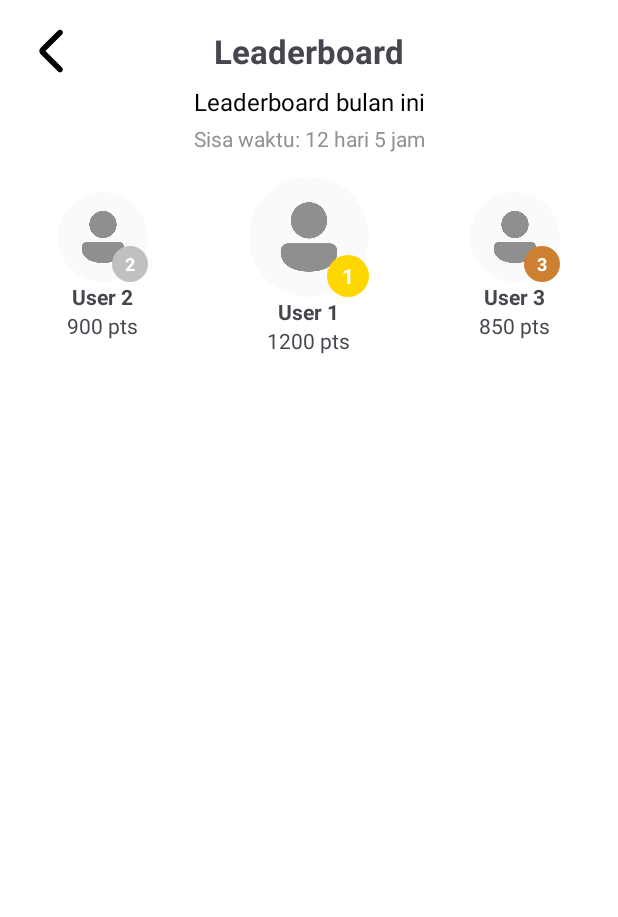
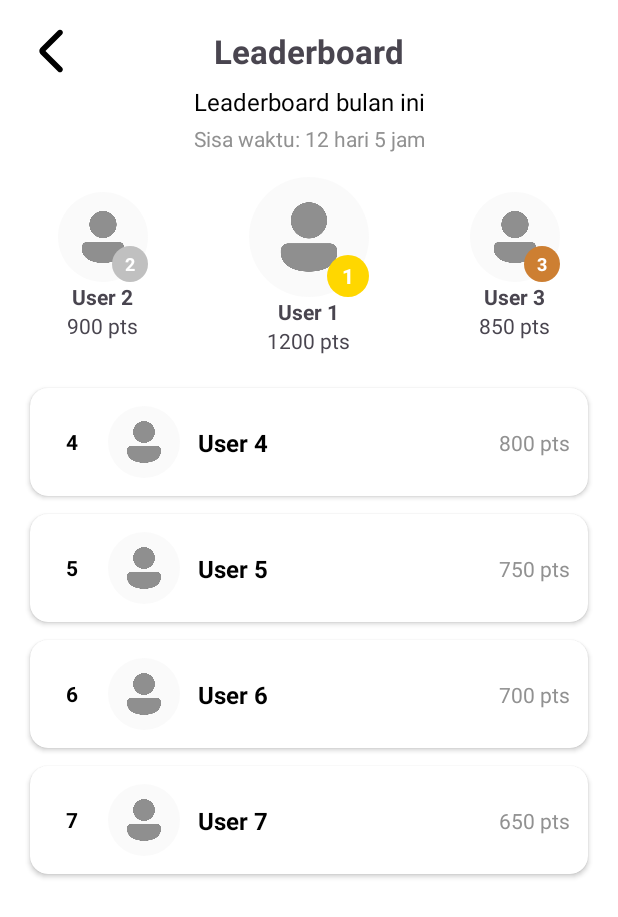
Before and after one commit to hanifalfaqih/GreenBin-FIT2025, an Android app: the LeaderboardActivity screen opened directly, with no data from a screen before it, on a phone screen of 412 x 824 dp. Shown: the top 917 px of the screen. Run offline under Robolectric (Android 15) with nearby library versions, the phone set to English and light mode, and no system bars.

Commit message:
feat: Refactor leaderboard feature and add badge display
Moved LeaderboardActivity to ui.leaderboard package and updated manifest and layout references accordingly. Added ListLeaderboardAdapter and leaderboard_item_card layout for displaying leaderboard items. Updated HomeFragment to display user badges with new drawable resources. Renamed RecyclerView id in activity_leaderboard.xml and cleaned up unused imports in LeaderboardRepository.

```diff
--- a/app/src/main/AndroidManifest.xml
+++ b/app/src/main/AndroidManifest.xml
@@ -21,7 +21,7 @@
         android:supportsRtl="true"
         android:theme="@style/Theme.GreenBinFIT2025">
         <activity
-            android:name=".LeaderboardActivity"
+            android:name=".ui.leaderboard.LeaderboardActivity"
             android:exported="false" />
         <activity
             android:name=".SplashActivity"
--- a/app/src/main/java/id/hanifalfaqih/greenbin_fit2025/LeaderboardActivity.kt
+++ /dev/null
@@ -1,14 +0,0 @@
-package id.hanifalfaqih.greenbin_fit2025
-
-import android.os.Bundle
-import androidx.activity.enableEdgeToEdge
-import androidx.appcompat.app.AppCompatActivity
-import androidx.core.view.ViewCompat
-import androidx.core.view.WindowInsetsCompat
-
-class LeaderboardActivity : AppCompatActivity() {
-    override fun onCreate(savedInstanceState: Bundle?) {
-        super.onCreate(savedInstanceState)
-        setContentView(R.layout.activity_leaderboard)
-    }
-}
--- /dev/null
+++ b/app/src/main/java/id/hanifalfaqih/greenbin_fit2025/adapter/ListLeaderboardAdapter.kt
@@ -0,0 +1,43 @@
+package id.hanifalfaqih.greenbin_fit2025.adapter
+
+import android.view.LayoutInflater
+import android.view.ViewGroup
+import androidx.recyclerview.widget.DiffUtil
+import androidx.recyclerview.widget.ListAdapter
+import androidx.recyclerview.widget.RecyclerView
+import id.hanifalfaqih.greenbin_fit2025.databinding.LeaderboardItemCardBinding
+import id.hanifalfaqih.greenbin_fit2025.model.response.leaderboard.LeaderboardItem
+
+class ListLeaderboardAdapter :
+    ListAdapter<LeaderboardItem, ListLeaderboardAdapter.LeaderboardViewHolder>(LeaderboardComparator()) {
+
+    override fun onCreateViewHolder(parent: ViewGroup, viewType: Int): LeaderboardViewHolder {
+        val binding = LeaderboardItemCardBinding.inflate(
+            LayoutInflater.from(parent.context), parent, false
+        )
+        return LeaderboardViewHolder(binding)
+    }
+
+    inner class LeaderboardViewHolder(private val binding: LeaderboardItemCardBinding) :
+        RecyclerView.ViewHolder(binding.root) {
+        fun bind(data: LeaderboardItem, position: Int) {
+            binding.tvName.text = data.name
+            binding.tvPoints.text = "${data.total_points} pts"
+            binding.tvRank.text = (position + 4).toString() // Rank 1–3 tidak dimasukin ke rv
+        }
+    }
+
+    override fun onBindViewHolder(holder: LeaderboardViewHolder, position: Int) {
+        holder.bind(getItem(position), position)
+    }
+
+    class LeaderboardComparator : DiffUtil.ItemCallback<LeaderboardItem>() {
+        override fun areItemsTheSame(oldItem: LeaderboardItem, newItem: LeaderboardItem): Boolean {
+            return oldItem.name == newItem.name
+        }
+
+        override fun areContentsTheSame(oldItem: LeaderboardItem, newItem: LeaderboardItem): Boolean {
+            return oldItem == newItem
+        }
+    }
+}
--- a/app/src/main/java/id/hanifalfaqih/greenbin_fit2025/repository/LeaderboardRepository.kt
+++ b/app/src/main/java/id/hanifalfaqih/greenbin_fit2025/repository/LeaderboardRepository.kt
@@ -1,8 +1,6 @@
 package id.hanifalfaqih.greenbin_fit2025.repository
 
 import id.hanifalfaqih.greenbin_fit2025.model.response.leaderboard.LeaderboardResponse
-import id.hanifalfaqih.greenbin_fit2025.model.response.user.ProfileResponse
-import id.hanifalfaqih.greenbin_fit2025.network.service.AuthService
 import id.hanifalfaqih.greenbin_fit2025.network.service.LeaderboardService
 import id.hanifalfaqih.greenbin_fit2025.util.TokenManager
 import kotlinx.coroutines.flow.first
--- a/app/src/main/java/id/hanifalfaqih/greenbin_fit2025/ui/home/HomeFragment.kt
+++ b/app/src/main/java/id/hanifalfaqih/greenbin_fit2025/ui/home/HomeFragment.kt
@@ -5,11 +5,9 @@ import android.os.Bundle
 import android.view.LayoutInflater
 import android.view.View
 import android.view.ViewGroup
-import android.widget.TextView
 import androidx.fragment.app.Fragment
-import androidx.lifecycle.LifecycleOwner
-import androidx.lifecycle.ViewModelProvider
 import androidx.recyclerview.widget.LinearLayoutManager
+import id.hanifalfaqih.greenbin_fit2025.R
 import id.hanifalfaqih.greenbin_fit2025.adapter.ListArticleAdapter
 import id.hanifalfaqih.greenbin_fit2025.databinding.FragmentHomeBinding
 import id.hanifalfaqih.greenbin_fit2025.ui.article.ArticleActivity
@@ -73,6 +71,17 @@ class HomeFragment : Fragment() {
             binding.pointText.text = point.toString()
         }
 
+        userViewModel.badge.observe(viewLifecycleOwner) { badgeName ->
+            val badgeRes = when (badgeName) {
+                "Eco Starter" -> R.drawable.eco_starter
+                "Recycler Rookie" -> R.drawable.eco_rookie
+                "Green Warrior" -> R.drawable.eco_warrior
+                "Zero Waste Hero" -> R.drawable.eco_warrior
+                else -> R.drawable.logo_putih
+            }
+            binding.badge.setImageResource(badgeRes)
+        }
+
         articleViewModel.articleList.observe(viewLifecycleOwner) { articleList ->
             articleAdapter.submitList(articleList)
         }
--- /dev/null
+++ b/app/src/main/java/id/hanifalfaqih/greenbin_fit2025/ui/leaderboard/LeaderboardActivity.kt
@@ -0,0 +1,32 @@
+package id.hanifalfaqih.greenbin_fit2025.ui.leaderboard
+
+import android.os.Bundle
+import androidx.appcompat.app.AppCompatActivity
+import androidx.recyclerview.widget.LinearLayoutManager
+import id.hanifalfaqih.greenbin_fit2025.adapter.ListLeaderboardAdapter
+import id.hanifalfaqih.greenbin_fit2025.databinding.ActivityLeaderboardBinding
+import id.hanifalfaqih.greenbin_fit2025.model.response.leaderboard.LeaderboardItem
+
+class LeaderboardActivity : AppCompatActivity() {
+
+    private lateinit var binding: ActivityLeaderboardBinding
+    private lateinit var leaderboardAdapter: ListLeaderboardAdapter
+
+    override fun onCreate(savedInstanceState: Bundle?) {
+        super.onCreate(savedInstanceState)
+        binding = ActivityLeaderboardBinding.inflate(layoutInflater)
+        setContentView(binding.root)
+
+        leaderboardAdapter = ListLeaderboardAdapter()
+        binding.leaderboardRv.adapter = leaderboardAdapter
+        binding.leaderboardRv.layoutManager = LinearLayoutManager(this)
+
+        val dummyList = listOf(
+            LeaderboardItem("User 4", "800"),
+            LeaderboardItem("User 5", "750"),
+            LeaderboardItem("User 6", "700"),
+            LeaderboardItem("User 7", "650"),
+        )
+        leaderboardAdapter.submitList(dummyList)
+    }
+}
--- a/app/src/main/res/layout/activity_leaderboard.xml
+++ b/app/src/main/res/layout/activity_leaderboard.xml
@@ -6,7 +6,7 @@
     android:layout_width="match_parent"
     android:layout_height="match_parent"
     android:background="@color/white"
-    tools:context=".LeaderboardActivity">
+    tools:context=".ui.leaderboard.LeaderboardActivity">
 
     <ImageView
         android:id="@+id/back_button"
@@ -211,7 +211,7 @@
     </LinearLayout>
 
     <androidx.recyclerview.widget.RecyclerView
-        android:id="@+id/history_rv"
+        android:id="@+id/leaderboard_rv"
         android:layout_width="0dp"
         android:layout_height="0dp"
         android:layout_marginHorizontal="16dp"
--- a/app/src/main/res/layout/fragment_home.xml
+++ b/app/src/main/res/layout/fragment_home.xml
@@ -67,8 +67,10 @@
                 app:layout_constraintTop_toBottomOf="@id/status_text" />
 
             <ImageView
-                android:layout_width="100dp"
-                android:layout_height="wrap_content"
+                android:id="@+id/badge"
+                android:layout_width="70dp"
+                android:layout_height="70dp"
+                android:layout_marginEnd="10dp"
                 android:src="@drawable/logo_putih"
                 app:layout_constraintBottom_toBottomOf="parent"
                 app:layout_constraintEnd_toEndOf="parent"
--- /dev/null
+++ b/app/src/main/res/layout/leaderboard_item_card.xml
@@ -0,0 +1,76 @@
+<?xml version="1.0" encoding="utf-8"?>
+<androidx.cardview.widget.CardView xmlns:android="http://schemas.android.com/apk/res/android"
+    xmlns:app="http://schemas.android.com/apk/res-auto"
+    android:layout_width="match_parent"
+    android:layout_height="wrap_content"
+    android:layout_marginVertical="6dp"
+    android:layout_marginHorizontal="4dp"
+    app:cardCornerRadius="12dp"
+    app:cardElevation="2dp">
+
+    <androidx.constraintlayout.widget.ConstraintLayout
+        android:layout_width="match_parent"
+        android:layout_height="wrap_content"
+        android:padding="12dp">
+
+        <TextView
+            android:id="@+id/tv_rank"
+            android:layout_width="32dp"
+            android:layout_height="32dp"
+            android:gravity="center"
+            android:text="4"
+            android:textStyle="bold"
+            android:textSize="14sp"
+            android:textColor="@color/black"
+            app:layout_constraintStart_toStartOf="parent"
+            app:layout_constraintTop_toTopOf="parent"
+            app:layout_constraintBottom_toBottomOf="parent"/>
+
+        <androidx.cardview.widget.CardView
+            android:id="@+id/cv_profile"
+            android:layout_width="48dp"
+            android:layout_height="48dp"
+            app:cardCornerRadius="24dp"
+            app:cardElevation="0dp"
+            app:layout_constraintStart_toEndOf="@id/tv_rank"
+            app:layout_constraintTop_toTopOf="parent"
+            app:layout_constraintBottom_toBottomOf="parent"
+            android:layout_marginStart="8dp">
+
+            <ImageView
+                android:id="@+id/img_profile"
+                android:layout_width="match_parent"
+                android:layout_height="match_parent"
+                android:src="@drawable/profile"
+                android:scaleType="centerCrop" />
+        </androidx.cardview.widget.CardView>
+
+        <TextView
+            android:id="@+id/tv_name"
+            android:layout_width="0dp"
+            android:layout_height="wrap_content"
+            android:layout_marginStart="12dp"
+            android:text="User Name"
+            android:textStyle="bold"
+            android:textSize="16sp"
+            android:textColor="@color/black"
+            app:layout_constraintStart_toEndOf="@id/cv_profile"
+            app:layout_constraintTop_toTopOf="parent"
+            app:layout_constraintBottom_toBottomOf="parent"
+            app:layout_constraintEnd_toStartOf="@id/tv_points"
+            app:layout_constraintHorizontal_bias="0" />
+
+        <TextView
+            android:id="@+id/tv_points"
+            android:layout_width="wrap_content"
+            android:layout_height="wrap_content"
+            android:text="1000 pts"
+            android:textSize="14sp"
+            android:textColor="@color/gray"
+            app:layout_constraintEnd_toEndOf="parent"
+            app:layout_constraintTop_toTopOf="parent"
+            app:layout_constraintBottom_toBottomOf="parent" />
+
+    </androidx.constraintlayout.widget.ConstraintLayout>
+
+</androidx.cardview.widget.CardView>
```
Also changed, not shown: app/src/main/res/drawable/eco_rookie.png (added), app/src/main/res/drawable/eco_starter.png (added), app/src/main/res/drawable/eco_warrior.png (added).
